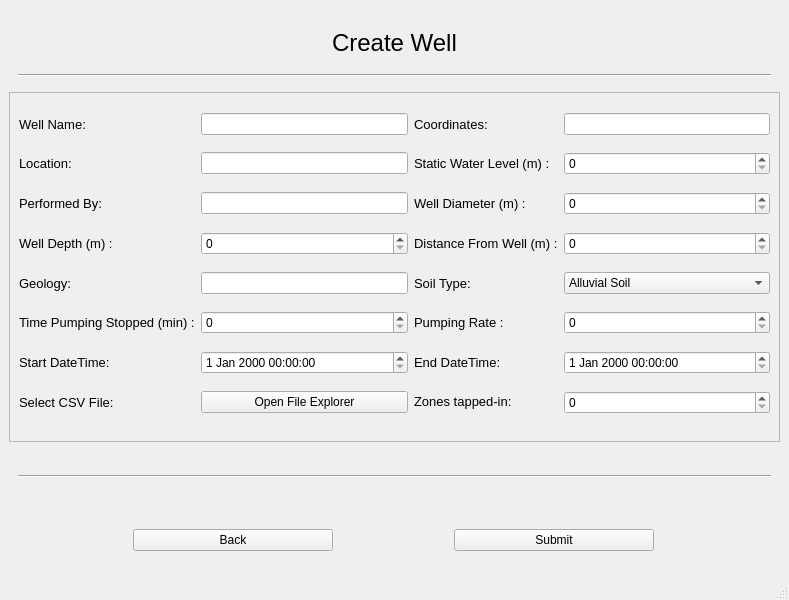
This is create_well.ui in dhairyashil-G/CGWB-Desktop-App as Qt 5 draws it before an edit. The edited form follows.
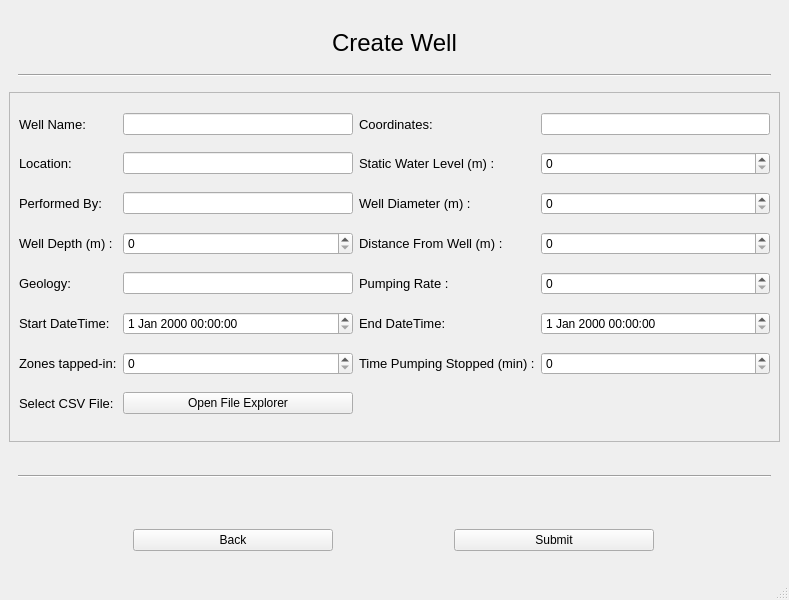
This is the edited form.

Commit message: removed soil tytpe field

Diff of the .ui file:
```diff
--- a/create_well.ui
+++ b/create_well.ui
@@ -102,25 +102,6 @@
          </property>
         </widget>
        </item>
-       <item row="13" column="4">
-        <widget class="QSpinBox" name="zonestappedin_spinbox">
-         <property name="maximum">
-          <number>10000</number>
-         </property>
-        </widget>
-       </item>
-       <item row="12" column="0">
-        <widget class="QLabel" name="label_17">
-         <property name="font">
-          <font>
-           <pointsize>10</pointsize>
-          </font>
-         </property>
-         <property name="text">
-          <string>Start DateTime:</string>
-         </property>
-        </widget>
-       </item>
        <item row="2" column="4">
         <widget class="QSpinBox" name="staticwaterlevel_spinbox">
          <property name="maximum">
@@ -140,18 +121,6 @@
          </property>
         </widget>
        </item>
-       <item row="8" column="0">
-        <widget class="QLabel" name="label_11">
-         <property name="font">
-          <font>
-           <pointsize>10</pointsize>
-          </font>
-         </property>
-         <property name="text">
-          <string>Time Pumping Stopped (min) :</string>
-         </property>
-        </widget>
-       </item>
        <item row="3" column="0">
         <widget class="QLabel" name="label_3">
          <property name="font">
@@ -191,70 +160,7 @@
         </widget>
        </item>
        <item row="13" column="3">
-        <widget class="QWidget" name="widget_2" native="true">
-         <widget class="QLabel" name="label_10">
-          <property name="geometry">
-           <rect>
-            <x>0</x>
-            <y>0</y>
-            <width>138</width>
-            <height>20</height>
-           </rect>
-          </property>
-          <property name="font">
-           <font>
-            <pointsize>10</pointsize>
-           </font>
-          </property>
-          <property name="text">
-           <string>Zones tapped-in:</string>
-          </property>
-         </widget>
-        </widget>
-       </item>
-       <item row="8" column="2">
-        <widget class="QSpinBox" name="timepumpingstopped_spinbox">
-         <property name="maximum">
-          <number>10000</number>
-         </property>
-        </widget>
-       </item>
-       <item row="12" column="2">
-        <widget class="QDateTimeEdit" name="startdatetime_edit"/>
-       </item>
-       <item row="8" column="4">
-        <widget class="QSpinBox" name="pumpingrate_spinbox">
-         <property name="maximum">
-          <number>10000</number>
-         </property>
-        </widget>
-       </item>
-       <item row="8" column="3">
-        <widget class="QLabel" name="label_12">
-         <property name="font">
-          <font>
-           <pointsize>10</pointsize>
-          </font>
-         </property>
-         <property name="text">
-          <string>Pumping Rate :</string>
-         </property>
-        </widget>
-       </item>
-       <item row="12" column="3">
-        <widget class="QLabel" name="label_18">
-         <property name="font">
-          <font>
-           <pointsize>10</pointsize>
-          </font>
-         </property>
-         <property name="text">
-          <string>End DateTime:</string>
-         </property>
-        </widget>
-       </item>
-       <item row="12" column="4">
-        <widget class="QDateTimeEdit" name="enddatetime_edit"/>
+        <widget class="QWidget" name="widget_2" native="true"/>
        </item>
        <item row="3" column="3">
         <widget class="QLabel" name="label_16">
@@ -325,65 +231,96 @@
        <item row="1" column="2">
         <widget class="QLineEdit" name="wellname_edit"/>
        </item>
-       <item row="6" column="3">
-        <widget class="QLabel" name="label_19">
-         <property name="font">
-          <font>
-           <pointsize>10</pointsize>
-          </font>
-         </property>
-         <property name="text">
-          <string>Soil Type:</string>
-         </property>
-        </widget>
-       </item>
-       <item row="6" column="4">
-        <widget class="QComboBox" name="soiltype_combo">
-         <item>
-          <property name="text">
-           <string>Alluvial Soil</string>
-          </property>
-         </item>
-         <item>
-          <property name="text">
-           <string>Red and Yellow Soil</string>
-          </property>
-         </item>
-         <item>
-          <property name="text">
-           <string>Black Cotton Soil</string>
-          </property>
-         </item>
-         <item>
-          <property name="text">
-           <string>Laterite Soil</string>
-          </property>
-         </item>
-         <item>
-          <property name="text">
-           <string>Mountainous or Forest Soil</string>
-          </property>
-         </item>
-         <item>
-          <property name="text">
-           <string>Arid or Desert Soil</string>
-          </property>
-         </item>
-         <item>
-          <property name="text">
-           <string>Saline and Alkaline Soil</string>
-          </property>
-         </item>
-         <item>
-          <property name="text">
-           <string>Peaty and Marshy Soil</string>
-          </property>
-         </item>
-        </widget>
-       </item>
        <item row="6" column="2">
         <widget class="QLineEdit" name="geology_edit"/>
        </item>
+       <item row="6" column="3">
+        <widget class="QLabel" name="label_12">
+         <property name="font">
+          <font>
+           <pointsize>10</pointsize>
+          </font>
+         </property>
+         <property name="text">
+          <string>Pumping Rate :</string>
+         </property>
+        </widget>
+       </item>
+       <item row="6" column="4">
+        <widget class="QSpinBox" name="pumpingrate_spinbox">
+         <property name="maximum">
+          <number>10000</number>
+         </property>
+        </widget>
+       </item>
+       <item row="8" column="3">
+        <widget class="QLabel" name="label_18">
+         <property name="font">
+          <font>
+           <pointsize>10</pointsize>
+          </font>
+         </property>
+         <property name="text">
+          <string>End DateTime:</string>
+         </property>
+        </widget>
+       </item>
+       <item row="8" column="4">
+        <widget class="QDateTimeEdit" name="enddatetime_edit"/>
+       </item>
+       <item row="12" column="4">
+        <widget class="QSpinBox" name="timepumpingstopped_spinbox">
+         <property name="maximum">
+          <number>10000</number>
+         </property>
+        </widget>
+       </item>
+       <item row="12" column="3">
+        <widget class="QLabel" name="label_11">
+         <property name="font">
+          <font>
+           <pointsize>10</pointsize>
+          </font>
+         </property>
+         <property name="text">
+          <string>Time Pumping Stopped (min) :</string>
+         </property>
+        </widget>
+       </item>
+       <item row="8" column="2">
+        <widget class="QDateTimeEdit" name="startdatetime_edit"/>
+       </item>
+       <item row="8" column="0">
+        <widget class="QLabel" name="label_17">
+         <property name="font">
+          <font>
+           <pointsize>10</pointsize>
+          </font>
+         </property>
+         <property name="text">
+          <string>Start DateTime:</string>
+         </property>
+        </widget>
+       </item>
+       <item row="12" column="0">
+        <widget class="QLabel" name="label_10">
+         <property name="font">
+          <font>
+           <pointsize>10</pointsize>
+          </font>
+         </property>
+         <property name="text">
+          <string>Zones tapped-in:</string>
+         </property>
+        </widget>
+       </item>
+       <item row="12" column="2">
+        <widget class="QSpinBox" name="zonestappedin_spinbox">
+         <property name="maximum">
+          <number>10000</number>
+         </property>
+        </widget>
+       </item>
       </layout>
      </widget>
     </item>
```
The commit also changes 3 other files.
